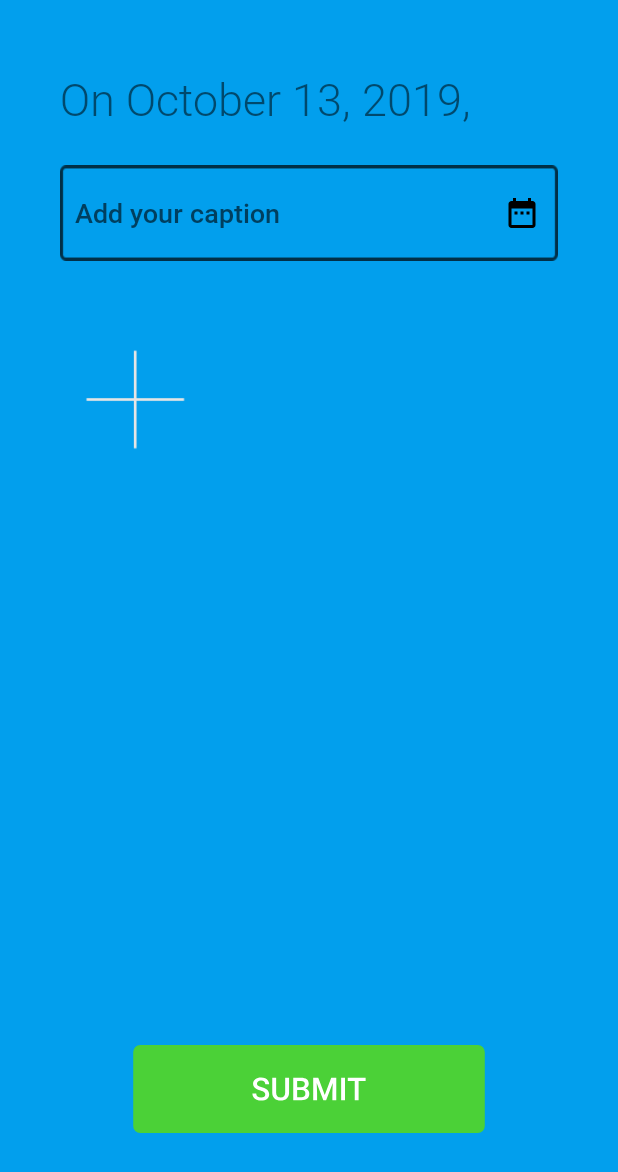
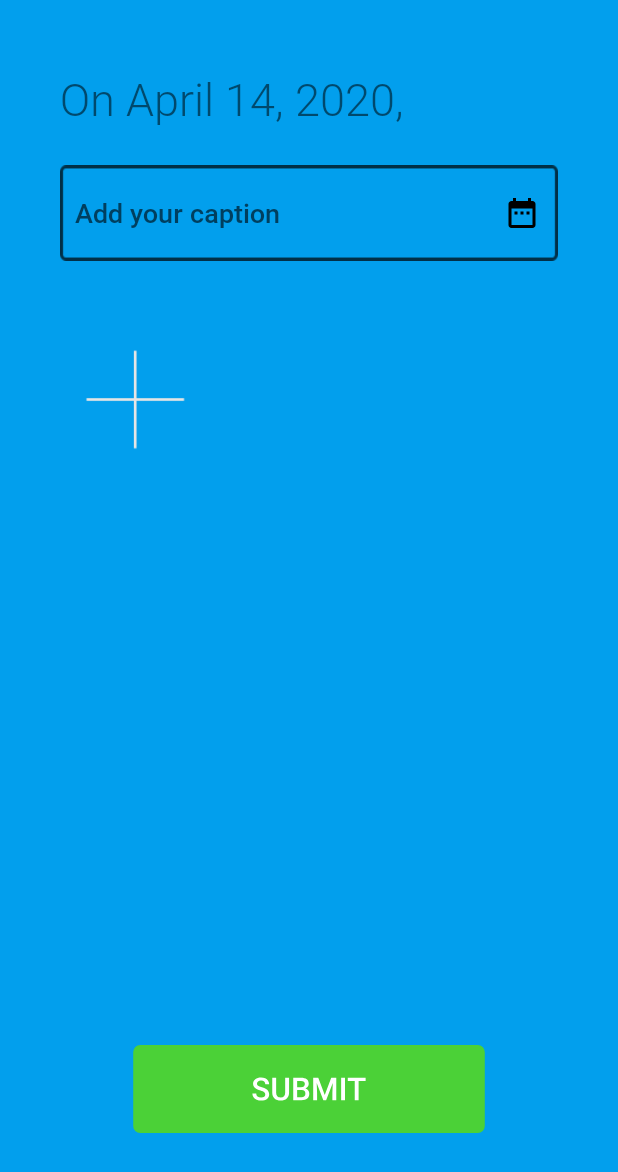
Before and after one commit to Chris4lilv/JOURNEY-Android, an Android app: the NewEventActivity screen opened directly, with no data from a screen before it, on a phone screen of 412 x 824 dp. Shown: the top 1172 px of the screen. Run offline under Robolectric (Android 15) with nearby library versions, the phone set to English and light mode, and no system bars; our stand-ins replace Firebase (no records; nobody signed in at launch, a user with empty details on screens opened directly); libraries missing offline, so code that uses them is left out: androidx.palette.graphics, com.google.firestore.v1, smartdevelop.ir.eram; pictures from the network do not load.

Commit message:
Display current date in NewEventActivity

```diff
--- a/app/src/main/java/com/nuoxu/android/album/NewEventActivity.java
+++ b/app/src/main/java/com/nuoxu/android/album/NewEventActivity.java
@@ -64,13 +64,16 @@ import com.wdullaer.materialdatetimepicker.date.DatePickerDialog;
 
 import java.io.FileNotFoundException;
 import java.io.IOException;
+import java.text.SimpleDateFormat;
 import java.util.ArrayList;
 import java.util.Arrays;
 import java.util.Calendar;
+import java.util.Date;
 import java.util.HashMap;
 import java.util.List;
 import java.util.Map;
 import java.util.Set;
+import java.util.TimeZone;
 import java.util.UUID;
 
 import smartdevelop.ir.eram.showcaseviewlib.GuideView;
@@ -148,7 +151,12 @@ public class NewEventActivity extends AppCompatActivity implements DatePickerDia
         dateTextView = findViewById(R.id.dateTextView);
         dateSelect = findViewById(R.id.dateSelect);
 
-
+        SimpleDateFormat dateFormat = new SimpleDateFormat("dd-MMMM-yyyy");
+        dateFormat.setTimeZone(TimeZone.getTimeZone("UTC"));
+        Date today = Calendar.getInstance().getTime();
+        String dateStringRaw = dateFormat.format(today);
+        String dateString = "On " + dateStringRaw.substring(3,8) + " " + dateStringRaw.substring(0,2) + ", " + dateStringRaw.substring(9) + ",";
+        dateTextView.setText(dateString);
 
         final Intent intent = getIntent();
         mWorkSpace = intent.getStringExtra("WorkSpace");
```
